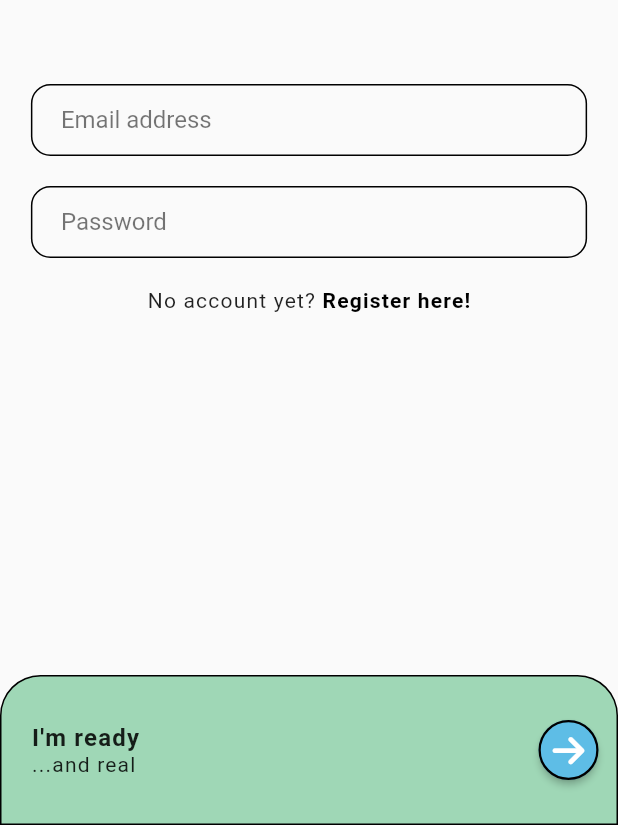
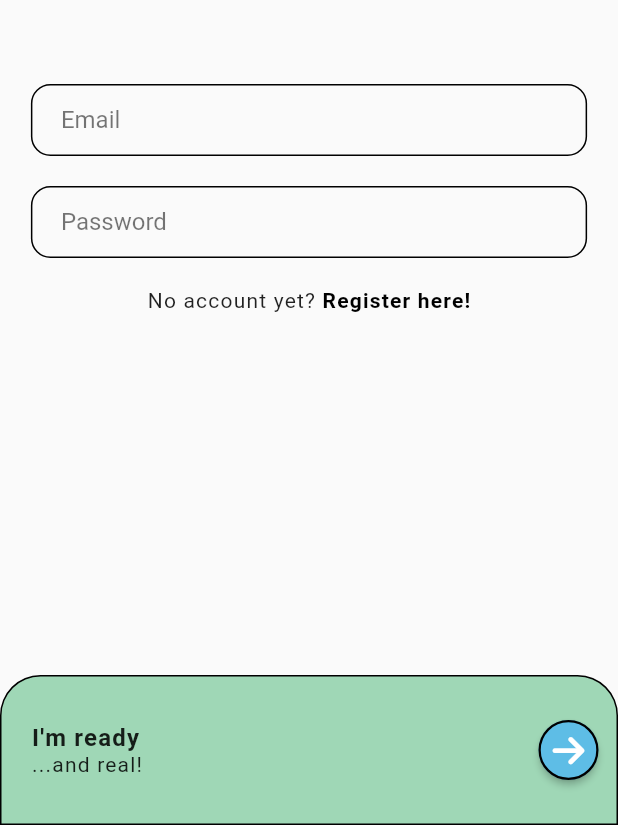
Before and after one commit to rragnarsd/chatz, a Flutter app: the screen it shows after launch, after a tap on "Sign in", on a phone screen of 412 x 824 dp. Shown: the part 411-1236 px from the top of the screen. Run offline on Flutter 3.47's test engine with Material 2 defaults, Android fonts, the phone set to English and light mode, and no system bars; our stand-ins replace cloud_firestore, firebase_auth, firebase_core, firebase_storage, font_awesome_flutter, google_fonts and 2 more; accounts and stored records are empty; generated files the repository leaves out were written again; Roboto replaces fonts that are missing (Sarabun).

```diff
--- /dev/null
+++ b/l10n.yaml
@@ -0,0 +1,3 @@
+arb-dir: lib/l10n
+template-arb-file: app_en.arb
+output-localization-file: app_localizations.dart
--- /dev/null
+++ b/lib/l10n/l10n.dart
@@ -0,0 +1,8 @@
+import 'package:flutter/material.dart';
+
+class L10n {
+  static final all = [
+    const Locale('en'),
+    const Locale('is'),
+  ];
+}
--- a/lib/main.dart
+++ b/lib/main.dart
@@ -1,12 +1,15 @@
-import 'package:chatz/routes/router.dart';
-import 'package:chatz/screens/home_screen/home_screen.dart';
 import 'package:firebase_auth/firebase_auth.dart';
 import 'package:firebase_core/firebase_core.dart';
 import 'package:flutter/material.dart';
 import 'package:flutter/services.dart';
+import 'package:flutter_gen/gen_l10n/app_localizations.dart';
+import 'package:flutter_localizations/flutter_localizations.dart';
+import 'package:google_fonts/google_fonts.dart';
 
+import 'package:chatz/l10n/l10n.dart';
+import 'package:chatz/routes/router.dart';
+import 'package:chatz/screens/home_screen/home_screen.dart';
 import 'package:chatz/screens/landing_screen/landing_screen.dart';
-import 'package:google_fonts/google_fonts.dart';
 
 void main() async {
   WidgetsFlutterBinding.ensureInitialized();
@@ -34,6 +37,13 @@ class MyApp extends StatelessWidget {
         textTheme: GoogleFonts.sarabunTextTheme(),
       ),
       debugShowCheckedModeBanner: false,
+      localizationsDelegates: const [
+        AppLocalizations.delegate,
+        GlobalMaterialLocalizations.delegate,
+        GlobalCupertinoLocalizations.delegate,
+        GlobalWidgetsLocalizations.delegate,
+      ],
+      supportedLocales: L10n.all,
       home: StreamBuilder<User?>(
         stream: FirebaseAuth.instance.authStateChanges(),
         builder: (context, snapshot) {
--- a/lib/screens/auth_screens/sign_in_screen.dart
+++ b/lib/screens/auth_screens/sign_in_screen.dart
@@ -3,6 +3,7 @@ import 'package:chatz/routes/router.dart';
 import 'package:chatz/screens/auth_screens/widgets/auth_button.dart';
 import 'package:chatz/screens/auth_screens/widgets/bottom_bar.dart';
 import 'package:chatz/services/firebase.dart';
+import 'package:flutter_gen/gen_l10n/app_localizations.dart';
 
 import 'package:chatz/widgets/text_field.dart';
 import 'package:cloud_firestore/cloud_firestore.dart';
@@ -58,7 +59,7 @@ class _SignInScreenState extends State<SignInScreen> {
                       ),
                       const SizedBox(height: 30),
                       AuthTextField(
-                          labelText: 'Email address',
+                          labelText: AppLocalizations.of(context)!.userEmail,
                           controller: emailController,
                           validator: (val) {
                             if (val!.isEmpty) {
@@ -73,7 +74,7 @@ class _SignInScreenState extends State<SignInScreen> {
                           }),
                       const SizedBox(height: 20),
                       AuthTextField(
-                          labelText: 'Password',
+                          labelText: AppLocalizations.of(context)!.password,
                           controller: passwordController,
                           obscureText: true,
                           validator: (val) {
@@ -88,8 +89,10 @@ class _SignInScreenState extends State<SignInScreen> {
                           }),
                       const SizedBox(height: 20),
                       AuthButton(
-                        mainText: 'No account yet? ',
-                        subText: 'Register here!',
+                        mainText:
+                            '${AppLocalizations.of(context)!.noAccountYet}? ',
+                        subText:
+                            '${AppLocalizations.of(context)!.registerHere}!',
                         function: () {
                           Navigator.pushNamed(
                             context,
@@ -104,8 +107,8 @@ class _SignInScreenState extends State<SignInScreen> {
             ),
             if (!isKeyboardVisible)
               AuthBottomBar(
-                  mainText: 'I\'m ready',
-                  subText: '...and real',
+                  mainText: AppLocalizations.of(context)!.imReady,
+                  subText: '...${AppLocalizations.of(context)!.andReal}!',
                   onTapped: () {
                     if (_formKey.currentState!.validate()) {
                       FirebaseService()
--- a/lib/screens/chat_screen/chat_screen.dart
+++ b/lib/screens/chat_screen/chat_screen.dart
@@ -4,6 +4,7 @@ import 'package:chatz/constants/ui_styles.dart';
 import 'package:chatz/screens/home_screen/home_screen.dart';
 import 'package:chatz/services/firebase.dart';
 import 'package:chatz/utils/functions.dart';
+import 'package:flutter_gen/gen_l10n/app_localizations.dart';
 
 import 'package:chatz/widgets/app_bar.dart';
 import 'package:cloud_firestore/cloud_firestore.dart';
@@ -67,7 +68,8 @@ class _ChatScreenState extends State<ChatScreen> {
                     Expanded(
                       child: ChatSearchBox(
                         controller: controller,
-                        hintText: 'Type your message...',
+                        hintText:
+                            '${AppLocalizations.of(context)!.typeMessage}....',
                         function: (value) {
                           setState(() {
                             message = value;
--- a/lib/screens/chat_screen/widgets/chats_widget.dart
+++ b/lib/screens/chat_screen/widgets/chats_widget.dart
@@ -22,10 +22,10 @@ class ChatsWidget extends StatelessWidget {
           }
 
           if (snapshot.data!.docs.isEmpty) {
-            return const Expanded(
+            return Expanded(
               child: Center(
                 child: Text(
-                  'Say hi!',
+                  '${AppLocalizations.of(context)!.sayHi}!',
                   style: TextStyles.style14,
                 ),
               ),
--- a/lib/screens/landing_screen/landing_screen.dart
+++ b/lib/screens/landing_screen/landing_screen.dart
@@ -1,8 +1,9 @@
-import 'package:chatz/constants/ui_styles.dart';
 import 'package:flutter/material.dart';
+import 'package:flutter_gen/gen_l10n/app_localizations.dart';
 
 import 'package:chatz/constants/colors.dart';
 import 'package:chatz/constants/text_styles.dart';
+import 'package:chatz/constants/ui_styles.dart';
 import 'package:chatz/routes/router.dart';
 
 part 'widgets/carousel.dart';
@@ -32,15 +33,18 @@ class LandingScreen extends StatelessWidget {
             SingleChildScrollView(
               child: Column(children: [
                 const SizedBox(height: 20),
-                const Text(
-                  'Welcome to Chatz',
+                Text(
+                  '${AppLocalizations.of(context)!.welcomeTo} Chatz',
                   style: TextStyles.style18Bold,
                 ),
                 const LandingCarousel(),
-                const Text('it is for free!', style: TextStyles.styleRandomOne),
+                Text(
+                  '${AppLocalizations.of(context)!.itIsFree}!',
+                  style: TextStyles.styleRandomOne,
+                ),
                 const SizedBox(height: 10),
                 ElevatedBtn(
-                  text: 'Sign in',
+                  text: AppLocalizations.of(context)!.signIn,
                   btnColor: ConstColors.redOrange,
                   textColor: ConstColors.black87,
                   onTapped: () =>
@@ -48,7 +52,7 @@ class LandingScreen extends StatelessWidget {
                 ),
                 const SizedBox(height: 20),
                 ElevatedBtn(
-                  text: 'Create an Account',
+                  text: AppLocalizations.of(context)!.register,
                   btnColor: ConstColors.lightBlueCyan,
                   textColor: ConstColors.white,
                   onTapped: () =>
--- a/pubspec.yaml
+++ b/pubspec.yaml
@@ -10,6 +10,8 @@ environment:
 
 dependencies:
   flutter:
+    sdk: flutter
+  flutter_localizations:
     sdk: flutter
 
   cupertino_icons: ^1.0.2
@@ -32,7 +34,7 @@ dev_dependencies:
   flutter_lints: ^2.0.0
 
 flutter:
-
+  generate: true
   uses-material-design: true
 
   assets:
```
Also changed, not shown: lib/l10n/app_en.arb (added, +39 -0 lines), lib/l10n/app_is.arb (added, +39 -0 lines), lib/screens/auth_screens/sign_up_screen.dart (+16 -14 lines), lib/screens/chat_screen/widgets/chat_rich_text.dart (+1 -6 lines), lib/screens/home_screen/home_screen.dart (+13 -10 lines), lib/screens/profile_screen/profile_screen.dart (+11 -6 lines), lib/screens/search_screen/search_screen.dart (+10 -8 lines), lib/widgets/app_bar.dart (+7 -4 lines), lib/widgets/reusable_bottom_sheet.dart (+6 -4 lines), lib/widgets/reusable_dialog.dart (+8 -6 lines), pubspec.lock.
